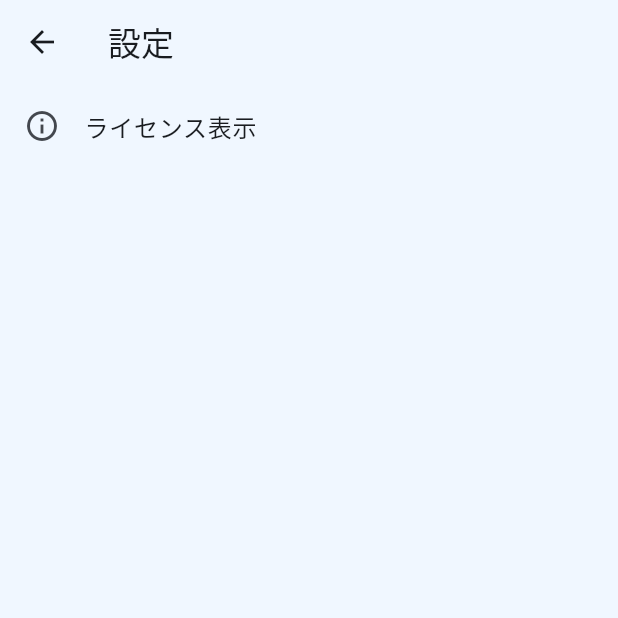
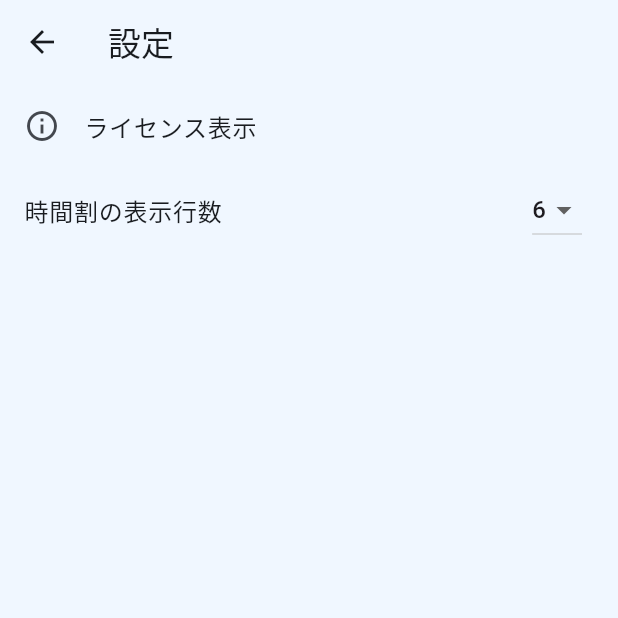
Before and after one commit to piman528/aitapp, a Flutter app: the TabScreen screen opened directly, item 2 of the bottom bar chosen, in the side drawer, after a tap on "設定", on a phone screen of 412 x 824 dp, the top half of it. Run offline on Flutter 3.47's test engine with Material 3 defaults, Android fonts, the phone set to English and light mode, and no system bars; our stand-ins replace envied, flutter_hooks, flutter_html, flutter_riverpod, fluttertoast, hooks_riverpod and 3 more; missing offline and left inert: flutter_inappwebview, syncfusion_flutter_pdfviewer, system_proxy, universal_html; accounts and stored records are empty; generated files the repository leaves out were written again; network calls fail.

Commit message:
時間割の行数を変更できる機能を追加

```diff
--- a/lib/const.dart
+++ b/lib/const.dart
@@ -45,6 +45,7 @@ const List<List<String>> classPeriods = [
   ['14:40', '16:10'],
   ['16:20', '17:50'],
   ['18:00', '19:30'],
+  ['19:40', '21:10'],
 ];
 
 const Map<String, Map<String, Map<String, Map<int, List<int>>>>> daiya = {
--- /dev/null
+++ b/lib/provider/shared_preference_provider.dart
@@ -0,0 +1,5 @@
+import 'package:hooks_riverpod/hooks_riverpod.dart';
+import 'package:shared_preferences/shared_preferences.dart';
+
+final sharedPreferencesProvider =
+    Provider<SharedPreferences>((_) => throw UnimplementedError());
--- a/lib/screens/settings.dart
+++ b/lib/screens/settings.dart
@@ -1,11 +1,13 @@
+import 'package:aitapp/provider/setting_int_provider.dart';
 import 'package:aitapp/screens/license.dart';
 import 'package:flutter/material.dart';
+import 'package:flutter_riverpod/flutter_riverpod.dart';
 
-class Settings extends StatelessWidget {
+class Settings extends ConsumerWidget {
   const Settings({super.key});
 
   @override
-  Widget build(BuildContext context) {
+  Widget build(BuildContext context, WidgetRef ref) {
     return Scaffold(
       appBar: AppBar(
         scrolledUnderElevation: 0,
@@ -24,6 +26,27 @@ class Settings extends StatelessWidget {
               );
             },
           ),
+          ListTile(
+            title: const Text('時間割の表示行数'),
+            trailing: DropdownButton(
+              value: ref.watch(settingIntProvider)!['classTimeTableRow'],
+              items: [
+                5,
+                6,
+                7,
+              ].map((number) {
+                return DropdownMenuItem<int>(
+                  value: number,
+                  child: Text('$number'),
+                );
+              }).toList(),
+              onChanged: (number) {
+                ref
+                    .read(settingIntProvider.notifier)
+                    .changeNum('classTimeTableRow', number!);
+              },
+            ),
+          ),
         ],
       ),
     );
--- a/lib/wighets/class_timetable_item.dart
+++ b/lib/wighets/class_timetable_item.dart
@@ -4,6 +4,7 @@ import 'package:aitapp/const.dart';
 import 'package:aitapp/models/class.dart';
 import 'package:aitapp/provider/class_timetable_provider.dart';
 import 'package:aitapp/provider/id_password_provider.dart';
+import 'package:aitapp/provider/setting_int_provider.dart';
 import 'package:aitapp/screens/syllabus_filter.dart';
 import 'package:flutter/material.dart';
 import 'package:flutter_hooks/flutter_hooks.dart';
@@ -181,6 +182,7 @@ class TimeTable extends HookConsumerWidget {
   @override
   Widget build(BuildContext context, WidgetRef ref) {
     final asyncValue = ref.watch(classTimeTableProvider);
+    final settingRow = ref.watch(settingIntProvider)!['classTimeTableRow']!;
     useEffect(
       () {
         if (asyncValue.isLoading || asyncValue.hasError) {
@@ -227,7 +229,7 @@ class TimeTable extends HookConsumerWidget {
                       margin: const EdgeInsets.all(2),
                       height: 35,
                     ),
-                    for (int i = 0; i < classPeriods.length; i++) ...{
+                    for (int i = 0; i < settingRow; i++) ...{
                       ClassTime(
                         start: classPeriods[i][0],
                         end: classPeriods[i][1],
@@ -249,9 +251,7 @@ class TimeTable extends HookConsumerWidget {
                               WeekGridContainer(
                                 dayofweek: dayOfWeekToString[week]!,
                               ),
-                              for (int i = 1;
-                                  i <= classPeriods.length;
-                                  i++) ...{
+                              for (int i = 1; i <= settingRow; i++) ...{
                                 ClassGridContainer(
                                   dayOfWeek: week,
                                   classPeriod: i,
```
Also changed, not shown: lib/main.dart (+12 -5 lines), lib/provider/setting_int_provider.dart (added, +38 -0 lines), lib/screens/login.dart (+4 -4 lines), lib/wighets/drawer.dart (+4 -4 lines).
